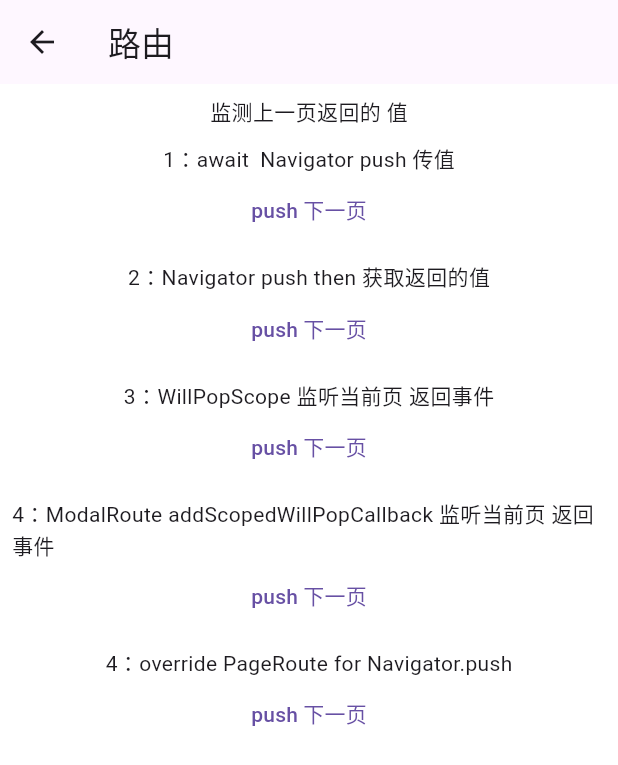
After one commit to zhangdekai/flutter_demo, a Flutter app: the PageRouteTest screen opened directly, on a phone screen of 412 x 824 dp. The commit adds this screen. Shown: the top 765 px of the screen. Run offline on Flutter 3.47's test engine with Material 3 defaults, Android fonts, the phone set to English and light mode, and no system bars; our stand-ins replace dio, event_bus, get, sign_in_with_apple, signature, sqflite; accounts and stored records are empty; network calls fail.

Commit message:
add event_bus_test.dart, page_route_test.dart, stream_test.dart, test_001.dart

```diff
--- a/lib/common/navigator_tool.dart
+++ b/lib/common/navigator_tool.dart
@@ -1,4 +1,3 @@
-import 'package:flutter/cupertino.dart';
 import 'package:flutter/material.dart';
 
 class NavigatorTool {
--- /dev/null
+++ b/lib/const_value/route_name.dart
@@ -0,0 +1,5 @@
+class RouteName{
+
+  static String homepage = '/homePage';
+  // static String homepage = '/homePage';
+}
--- /dev/null
+++ b/lib/page_route(路由机制)/page_route_test.dart
@@ -0,0 +1,268 @@
+import 'package:flutter/material.dart';
+
+/// Flutter 路由机制
+/*
+Flutter 的路由机制主要涉及两个核心类：Navigator 和 Route。
+这两个类共同协作，实现了应用程序中不同页面之间的导航和切换。
+
+1. Navigator 类
+Navigator 类是 Flutter 中用于管理页面导航的类，它维护了一个页面栈（Navigator Stack）。
+栈中的每个元素代表一个页面，而栈的顶部就是当前页面。
+Navigator 提供了一系列方法，用于在页面之间进行切换、管理页面栈的状态等。
+
+主要有 push，pushToName, pop, popUntil
+
+2. Route 类
+Route 是表示单个页面的抽象类，有多个实现类，包括 MaterialPageRoute、CupertinoPageRoute 等。
+每个页面都对应一个 Route 对象，负责定义页面的生命周期、构建页面的内容、页面切换的动画效果等.
+
+主要有  builder（构建页面）, didPop, didPush 使页面 入栈出栈
+
+3. 路由生命周期
+ 在 Flutter 中，路由的生命周期主要包括以下几个阶段：
+- 创建路由： 创建 Route 对象，用于表示即将显示的页面。
+- 构建页面内容： 在 Route 的 build 方法中构建页面的内容。
+- 推入导航栈： 当调用 Navigator.push 或 Navigator.pushReplacement 等方法时，将 Route 对象推入导航栈。在此过程中，会调用 Route 的 didPush 方法。
+- 页面显示： 导航栈中的页面被显示在屏幕上。
+- 返回上一页： 当用户触发返回操作（如点击返回按钮）时，当前页面将被从导航栈中弹出。在此过程中，会调用 Route 的 didPop 方法。
+- 页面销毁： 当页面从导航栈中弹出后，如果没有被缓存，则该页面的 dispose 方法会被调用，用于释放资源。
+
+4. 命名路由
+Flutter 支持通过命名路由的方式进行页面导航。
+在 MaterialApp 的 routes 属性中定义路由表，然后可以通过路由名称进行页面跳转。
+
+MaterialApp(
+  routes: {
+    '/home': (context) => HomeScreen(),
+    '/second': (context) => SecondScreen(),
+  },
+)
+Navigator.pushNamed(context, '/second');
+
+5. 其他路由参数
+
+除了上述介绍的基本路由机制外，Flutter 还提供了其他一些高级功能，例如：
+
+- 路由传参： 通过构造函数、路由表、ModalRoute 的 settings.arguments 等方式传递参数。
+- 自定义路由切换动画： 通过自定义 PageRoute 的实现类，可以实现页面切换时的自定义动画效果。
+- 监听页面返回事件： 使用 then 方法、await 关键字、WillPopScope 等方式监听页面返回事件。
+- 总体而言，Flutter 的路由机制是灵活且强大的，开发者可以根据应用的需求选择合适的导航方式，并在页面切换的过程中执行自定义的逻辑。
+
+ */
+
+class PageRouteTest extends StatefulWidget {
+  const PageRouteTest({super.key});
+
+  @override
+  State<PageRouteTest> createState() => _PageRouteTestState();
+}
+
+class _PageRouteTestState extends State<PageRouteTest> {
+  @override
+  Widget build(BuildContext context) {
+    return Scaffold(
+      appBar: AppBar(
+        title: Text('路由'),
+      ),
+      body: Padding(
+        padding: const EdgeInsets.all(8.0),
+        child: Column(
+          children: [
+            Text('监测上一页返回的 值'),
+            SizedBox(
+              height: 10,
+            ),
+            Text('1：await  Navigator push 传值'),
+            TextButton(
+                onPressed: () async {
+                  var res = await Navigator.of(context).push(MaterialPageRoute(
+                      builder: (w) {
+                        return _Page1();
+                      },
+                      settings: RouteSettings(arguments: {'value': 234})));
+                  _showDialogName(context, res);
+                },
+                child: Text('push 下一页')),
+            SizedBox(height: 10),
+            Text('2：Navigator push then 获取返回的值'),
+            TextButton(
+                onPressed: () {
+                  Navigator.of(context).push(MaterialPageRoute(builder: (c) {
+                    return _Page1();
+                  })).then((value) {
+                    _showDialogName(context, value);
+                  });
+                },
+                child: Text('push 下一页')),
+            SizedBox(height: 10),
+            Text('3：WillPopScope 监听当前页 返回事件'),
+            TextButton(
+                onPressed: () {
+                  Navigator.of(context).push(MaterialPageRoute(builder: (c) {
+                    return _Page2(
+                      value: '222',
+                    );
+                  }));
+                },
+                child: Text('push 下一页')),
+            SizedBox(height: 10),
+            Text('4：ModalRoute addScopedWillPopCallback 监听当前页 返回事件'),
+            TextButton(
+                onPressed: () {
+                  Navigator.of(context).push(MaterialPageRoute(builder: (c) {
+                    return _Page1(useModalWay: true);
+                  }));
+                },
+                child: Text('push 下一页')),
+            SizedBox(height: 10),
+            Text('4：override PageRoute for Navigator.push'),
+            TextButton(
+                onPressed: () {
+                  Navigator.of(context).push(_CustomerRoute((c) {
+                    return _Page1(useModalWay: false);
+                  }));
+                },
+                child: Text('push 下一页')),
+          ],
+        ),
+      ),
+    );
+  }
+
+  void _showDialogName(BuildContext context, value) {
+    showDialog(
+        context: context,
+        builder: (w) => SimpleDialog(
+              title: Text('返回的值'),
+              children: [Text('$value')],
+            ));
+  }
+}
+
+class _Page1 extends StatelessWidget {
+  final bool? useModalWay;
+  const _Page1({super.key, this.useModalWay = false});
+
+  @override
+  Widget build(BuildContext context) {
+    if (useModalWay!) {
+      _useModalWay(context);
+    }
+
+    return Scaffold(
+      appBar: AppBar(
+        title: Text('Page1 第二页'),
+      ),
+      body: Column(
+        children: [
+          TextButton(
+              onPressed: () {
+                Navigator.pop(context, '123');
+              },
+              child: Text('pop 上一页 返回值')),
+        ],
+      ),
+    );
+  }
+
+  void _useModalWay(BuildContext context) {
+    ModalRoute.of(context)?.addScopedWillPopCallback(() {
+      showDialog(
+          context: context,
+          builder: (c) {
+            return SimpleDialog(
+              title: Text('返回被拦截了'),
+            );
+          });
+
+      return Future.value(true);
+    });
+  }
+}
+
+class _Page2 extends StatelessWidget {
+  final String? value;
+  const _Page2({super.key, this.value});
+
+  @override
+  Widget build(BuildContext context) {
+    return WillPopScope(
+      onWillPop: () async {
+        print('hahaha');
+        Navigator.pop(context, '123');
+        return false;
+      },
+      child: Scaffold(
+        appBar: AppBar(
+          title: Text('第二页'),
+        ),
+        body: Column(
+          children: [
+            Text('获取 上一页值 为 $value'),
+          ],
+        ),
+      ),
+    );
+  }
+}
+
+class _CustomerRoute<T> extends PageRoute<T> {
+  final WidgetBuilder builder;
+
+  _CustomerRoute(this.builder);
+
+  @override
+  Color? get barrierColor => null;
+
+  @override
+  String? get barrierLabel => '';
+
+  @override
+  Widget buildPage(BuildContext context, Animation<double> animation,
+      Animation<double> secondaryAnimation) {
+    return builder.call(context);
+  }
+
+  @override
+  bool didPop(T? result) {
+    // This function will be called when the user presses the back button
+    print('add logic here for CustomPageRoute didPop');
+
+    return super.didPop(result);
+  }
+
+  @override
+  TickerFuture didPush() {
+    // This function will be called when the user presses to push
+    print('add logic here for CustomPageRoute didPush');
+
+    return super.didPush();
+  }
+
+  @override
+  void dispose() {
+    print('CustomPageRoute dispose');
+
+    super.dispose();
+  }
+
+  @override
+  bool get maintainState => true;
+
+  @override
+  Duration get transitionDuration => Duration(milliseconds: 300);
+
+  @override
+  Widget buildTransitions(BuildContext context, Animation<double> animation,
+      Animation<double> secondaryAnimation, Widget child) {
+    const begin = Offset(1.0, 0.0);
+    const end = Offset.zero;
+    const curve = Curves.easeInOut;
+
+    var tween = Tween(begin: begin, end: end).chain(CurveTween(curve: curve));
+
+    var offsetAnimation = animation.drive(tween);
+
+    return SlideTransition(position: offsetAnimation, child: child);
+  }
+}
--- a/lib/pages/chat/chat_page.dart
+++ b/lib/pages/chat/chat_page.dart
@@ -4,13 +4,17 @@ import 'dart:convert';
 import 'dart:isolate';
 
 // import 'package:dio/dio.dart';
+import 'package:flutter/cupertino.dart';
 import 'package:flutter/material.dart';
+import 'package:get/get.dart';
 import 'package:weiChatDemo/common/const.dart';
 import 'package:weiChatDemo/common/navigator_tool.dart';
 import 'package:weiChatDemo/pages/chat/search_bar.dart';
 import 'package:weiChatDemo/pages/chat/third_party_login_page.dart';
 import 'package:weiChatDemo/sliver/sliver_animated_list_test.dart';
 import 'package:weiChatDemo/sliver/sliver_test.dart';
+
+import '../../page_route(路由机制)/page_route_test.dart';
 
 class ChatPage extends StatefulWidget {
   @override
@@ -20,7 +24,6 @@ class ChatPage extends StatefulWidget {
 class _ChatPageState extends State<ChatPage>
     with AutomaticKeepAliveClientMixin {
   late Timer _timer;
-
 
   List<Chat> _data = [];
 
@@ -40,7 +43,7 @@ class _ChatPageState extends State<ChatPage>
         ),
         Text(
           title,
-          style: TextStyle(color: Colors.white),
+          style: TextStyle(color: Colors.black),
         )
       ],
     );
@@ -58,9 +61,9 @@ class _ChatPageState extends State<ChatPage>
   }
 
   void _initData() {
-    final titles = ['三方登录', 'Sliver test', 'SliverAnimatedList case'];
+    final titles = ['三方登录', 'Sliver test', 'SliverAnimatedList case', '路由管理'];
     for (int i = 0; i < titles.length; i++) {
-      Chat temp = Chat(i, titles[i],  'message$i', '');
+      Chat temp = Chat(i, titles[i], 'message$i', '');
       _data.add(temp);
     }
   }
@@ -91,6 +94,7 @@ class _ChatPageState extends State<ChatPage>
       Container(
         margin: EdgeInsets.only(right: 10),
         child: PopupMenuButton(
+          color: Colors.grey[100],
           offset: Offset(0, 60),
           itemBuilder: (BuildContext content) {
             return [
@@ -143,9 +147,12 @@ class _ChatPageState extends State<ChatPage>
       case 1:
         NavigatorTool.pushFrom(context, SliverTestPage());
         break;
-
       case 2:
         NavigatorTool.pushFrom(context, SliverAnimatedListSample());
+        break;
+      case 3:
+        Navigator.of(context)
+            .push(CupertinoPageRoute(builder: (c) => PageRouteTest()));
         break;
     }
   }
@@ -233,7 +240,7 @@ class Chat {
     return Chat(
       json['uniqueKey'],
       json['name'],
-       json['message'],
+      json['message'],
       json['imageUrl'],
     );
   }
--- a/lib/pages/discover/discover_page.dart
+++ b/lib/pages/discover/discover_page.dart
@@ -4,10 +4,10 @@ import 'package:weiChatDemo/common/const.dart';
 import 'package:weiChatDemo/common/navigator_tool.dart';
 import 'package:weiChatDemo/generated/l10n.dart';
 import 'package:weiChatDemo/image_crop_test/image_crop.dart';
+import 'package:weiChatDemo/inherited_widget/inherited_demo.dart';
 import 'package:weiChatDemo/key_test/various_key_test.dart';
 import 'package:weiChatDemo/pages/discover/discover_cell.dart';
 import 'package:weiChatDemo/provider_test/provider_test_case.dart';
-import 'package:weiChatDemo/share_data/inherited_demo.dart';
 import 'package:weiChatDemo/sqlite/sqlite_page_test.dart';
 import 'package:weiChatDemo/sync_Test/test_dart_sync.dart';
 import 'package:weiChatDemo/widgets_test/widget_api_test.dart';
--- a/lib/pages/root_page.dart
+++ b/lib/pages/root_page.dart
@@ -60,7 +60,7 @@ class _RootPageState extends State<RootPage> {
             ),
             BottomNavigationBarItem(
               icon: Icon(Icons.person_outline),
-              label: '我',
+              label: '我'
             ),
           ]),
     );
--- a/pubspec.yaml
+++ b/pubspec.yaml
@@ -35,7 +35,7 @@ dependencies:
 #  firebase_auth: ^3.0.1
   google_sign_in: ^5.0.0
   get: ^4.6.6
-
+  event_bus: ^2.0.0
 
   intl: ^0.18.1
 #  intl_translation: ^0.17.2
```
Also changed, not shown: lib/event_bus/event_bus_test.dart (added, +46 -0 lines), lib/key_test/various_key_test.dart (+2 -7 lines), lib/main.dart (+73 -11 lines), lib/stream/stream_test.dart (added, +35 -0 lines), lib/面试题/test_001.dart (added, +206 -0 lines), lib/inherited_widget/inherited_demo.dart (renamed from lib/share_data/inherited_demo.dart), 1 other file.
